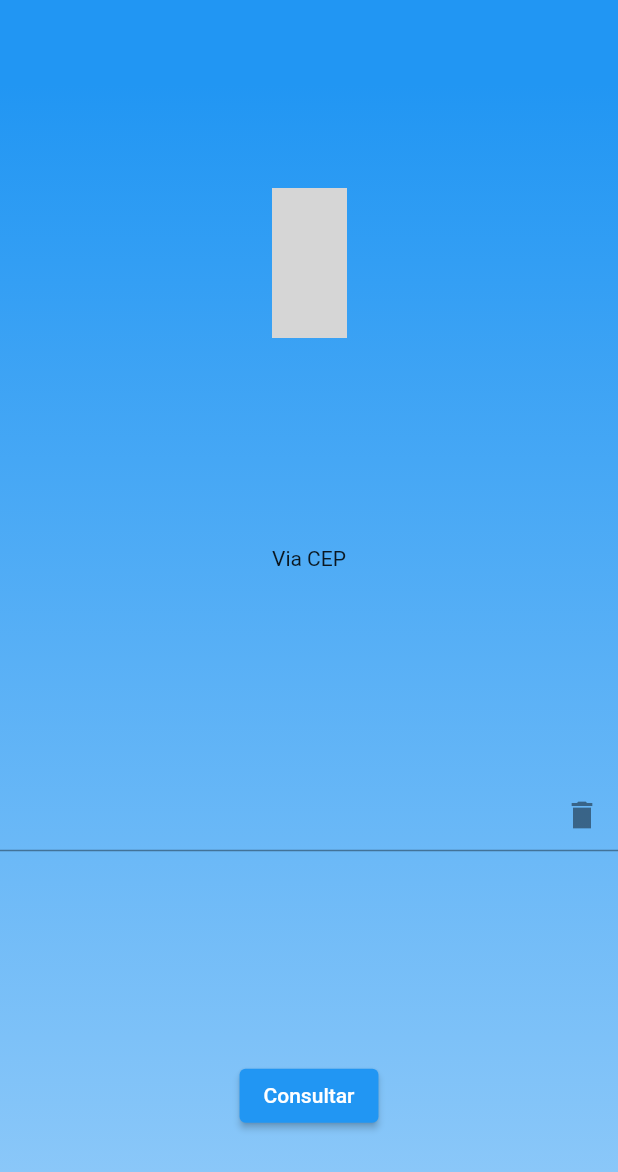
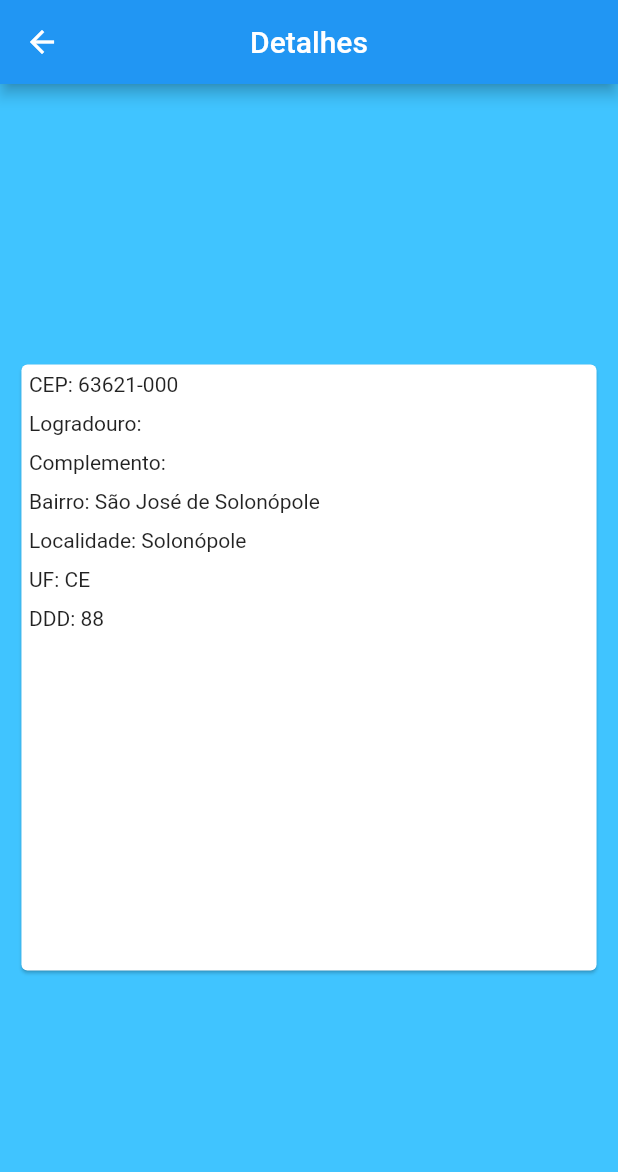
Before and after one commit to michelmelo25/ViaCep, a Flutter app: the screen it shows after launch, after a tap on "Consultar", on a phone screen of 412 x 824 dp. Shown: the top 1172 px of the screen. Run offline on Flutter 3.47's test engine with Material 2 defaults, Android fonts, the light colour scheme and no system bars; our stand-ins replace dio, flutter_modular, mask_text_input_formatter; grey boxes are pictures that could not be loaded.

Commit message:
pagina estatico com os detalhes da consulta e alteracao na estrutura da pagina inicial

```diff
--- a/viacep/lib/core/configs/routes/app_routes.dart
+++ b/viacep/lib/core/configs/routes/app_routes.dart
@@ -1,4 +1,5 @@
 import 'package:flutter_modular/flutter_modular.dart';
+import 'package:viacep/features/address_details/pages/address_details_page.dart';
 import 'package:viacep/features/home/pages/home_page.dart';
 
 class AppRoutes {
@@ -10,6 +11,8 @@ class AppRoutes {
   static List<ModularRoute> setUp() {
     return [
       ChildRoute(AppRoutes.main, child: (_, args) => HomePage()),
+      ChildRoute(AppRoutes.adressDetails,
+          child: (_, args) => AddressDetailsPage()),
     ];
   }
 }
--- /dev/null
+++ b/viacep/lib/features/address_details/pages/address_details_page.dart
@@ -0,0 +1,52 @@
+import 'package:flutter/material.dart';
+import 'package:flutter_modular/flutter_modular.dart';
+import 'package:viacep/core/configs/device/device_info.dart';
+import 'package:viacep/shared/widgets/text_line_widget.dart';
+
+class AddressDetailsPage extends StatelessWidget {
+  const AddressDetailsPage({Key? key}) : super(key: key);
+
+  @override
+  Widget build(BuildContext context) {
+    return Scaffold(
+      appBar: AppBar(
+        title: Text("Detalhes"),
+        centerTitle: true,
+      ),
+      body: buildBody(context),
+      backgroundColor: Colors.lightBlueAccent,
+    );
+  }
+
+  Widget buildBody(BuildContext context) {
+    final Deviceinfo deviceinfo = Deviceinfo();
+    return Container(
+      width: deviceinfo.width(context),
+      alignment: Alignment.center,
+      padding: EdgeInsets.only(top: 10),
+      child: Container(
+        width: deviceinfo.width(context) * 0.95,
+        height: deviceinfo.height(context) * 0.5,
+        child: Card(
+          child: Column(
+            children: [
+              TextLineWidget(title: "CEP", text: "63621-000"),
+              TextLineWidget(title: "Logradouro", text: ""),
+              TextLineWidget(title: "Complemento", text: ""),
+              TextLineWidget(title: "Bairro", text: "São José de Solonópole"),
+              TextLineWidget(title: "Localidade", text: "Solonópole"),
+              TextLineWidget(title: "UF", text: "CE"),
+              TextLineWidget(title: "DDD", text: "88"),
+              if (deviceinfo.isDeskTop(context))
+                ElevatedButton(
+                    onPressed: () {
+                      Modular.to.pop();
+                    },
+                    child: Text("Nova Cnsulta"))
+            ],
+          ),
+        ),
+      ),
+    );
+  }
+}
--- a/viacep/lib/features/home/pages/home_page.dart
+++ b/viacep/lib/features/home/pages/home_page.dart
@@ -1,6 +1,9 @@
 import 'package:flutter/material.dart';
+import 'package:flutter_modular/flutter_modular.dart';
 import 'package:mask_text_input_formatter/mask_text_input_formatter.dart';
 import 'package:viacep/core/configs/consts/app_strings.dart';
+import 'package:viacep/core/configs/device/device_info.dart';
+import 'package:viacep/core/configs/routes/app_routes.dart';
 
 class HomePage extends StatefulWidget {
   const HomePage({Key? key}) : super(key: key);
@@ -11,6 +14,7 @@ class HomePage extends StatefulWidget {
 
 class _HomePageState extends State<HomePage> {
   TextEditingController controllerCep = TextEditingController();
+  Deviceinfo deviceinfo = Deviceinfo();
   @override
   Widget build(BuildContext context) {
     return Scaffold(
@@ -23,6 +27,7 @@ class _HomePageState extends State<HomePage> {
 
   Widget buildBody(BuildContext context) {
     return Container(
+      width: deviceinfo.width(context),
       decoration: BoxDecoration(
         gradient: LinearGradient(
           colors: [Colors.blue, Colors.blue.shade200],
@@ -31,7 +36,7 @@ class _HomePageState extends State<HomePage> {
         ),
       ),
       child: Column(
-        mainAxisAlignment: MainAxisAlignment.spaceAround,
+        // mainAxisAlignment: MainAxisAlignment.spaceAround,
         children: [
           Stack(
             children: [
@@ -43,9 +48,12 @@ class _HomePageState extends State<HomePage> {
             ],
           ),
           Container(
+            padding: EdgeInsets.symmetric(vertical: 20),
             child: Text("Via CEP"),
           ),
           Container(
+            width: deviceinfo.width(context) * 0.5,
+            alignment: Alignment.center,
             child: TextFormField(
               controller: controllerCep,
               decoration: InputDecoration(
@@ -55,6 +63,7 @@ class _HomePageState extends State<HomePage> {
                     clean();
                   },
                 ),
+                hintText: "Digite seu CEP",
               ),
               inputFormatters: [
                 MaskTextInputFormatter(
@@ -66,11 +75,22 @@ class _HomePageState extends State<HomePage> {
             ),
           ),
           Container(
+            width: deviceinfo.width(context) * 0.4,
+            height: 100,
+            padding: EdgeInsets.symmetric(vertical: 20),
             child: ElevatedButton(
               child: Text(AppStrings.consultar),
               onPressed: () {
                 action();
               },
+            ),
+          ),
+          Container(
+            child: Column(
+              children: [
+                Text("Encontre Qualquer endereco do Brasil"),
+                Text("Exemplo: 8374-837"),
+              ],
             ),
           ),
         ],
@@ -80,6 +100,7 @@ class _HomePageState extends State<HomePage> {
 
   void action() {
     print(controllerCep.text.replaceAll("-", ""));
+    Modular.to.pushNamed(AppRoutes.adressDetails);
   }
 
   void clean() {
--- /dev/null
+++ b/viacep/lib/shared/widgets/text_line_widget.dart
@@ -0,0 +1,25 @@
+import 'package:flutter/material.dart';
+
+class TextLineWidget extends StatelessWidget {
+  final String title;
+  final String text;
+  const TextLineWidget({
+    Key? key,
+    required this.title,
+    required this.text,
+  }) : super(key: key);
+
+  @override
+  Widget build(BuildContext context) {
+    return Container(
+      padding: EdgeInsets.symmetric(vertical: 5, horizontal: 5),
+      child: Row(
+        // mainAxisAlignment: MainAxisAlignment.spaceBetween,
+        children: [
+          Text("$title: "),
+          Text(text),
+        ],
+      ),
+    );
+  }
+}
```
Also changed, not shown: viacep/lib/shared/models/address_model.dart (renamed from viacep/lib/core/app/entites/address_model.dart).
